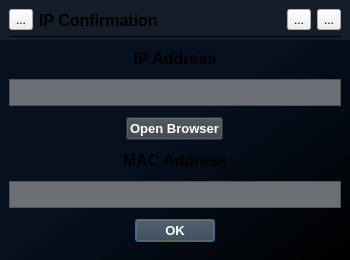
Before: the Qt Designer form src/ui/Confirmation.ui in bitcap-co/bitcap-ipr, drawn with Qt 5.
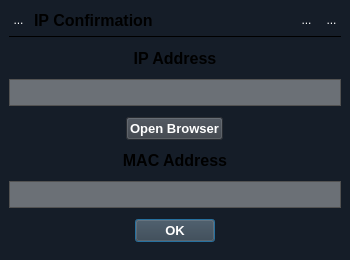
After: the same form once the commit is applied.

Commit message: style confirm

The edit to the form file:
```diff
--- a/src/ui/Confirmation.ui
+++ b/src/ui/Confirmation.ui
@@ -21,7 +21,7 @@
   </property>
   <property name="styleSheet">
    <string notr="true">QWidget#IPRConfirmation {
-	background-color: qlineargradient(spread:pad, x1:0, y1:0, x2:1, y2:1, stop:0.5 rgba(6, 16, 31, 255), stop:1 rgba(0, 0, 0, 255));
+	background-color: #151d28;
 }
 
 QWidget[StyleClass=&quot;setText&quot;] {
@@ -51,6 +51,12 @@
   min-width: 80px;
 }
 
+QToolButton {
+	border: none;
+    background: none;
+	color: #FFFFFF;
+}
+
 QLineEdit {
   background-color: #6b7076;
   padding-top: 2px;
@@ -67,6 +73,10 @@
 QLineEdit:focus {
   border: 1px solid #92beff;
 }
+
+QFrame[frameShape=&quot;4&quot;] {
+	color: #383e46
+}
 </string>
   </property>
   <widget class="QWidget" name="titlebar" native="true">
```
The commit also changes 1 other file.
